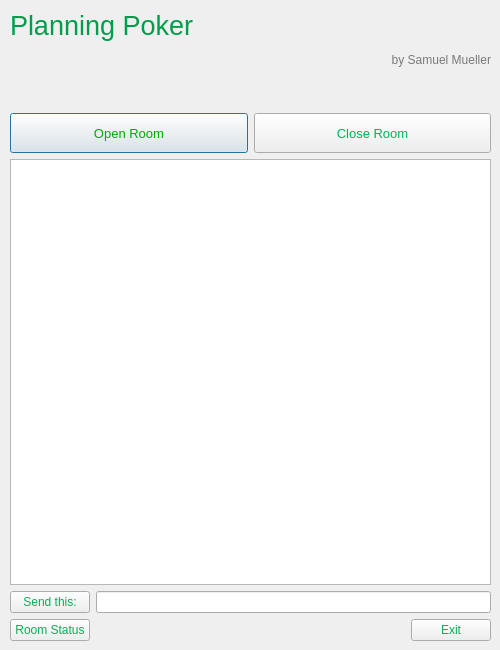
SamuelSMueller/ProjectPoker, file pokerserver.ui: the form before one commit.
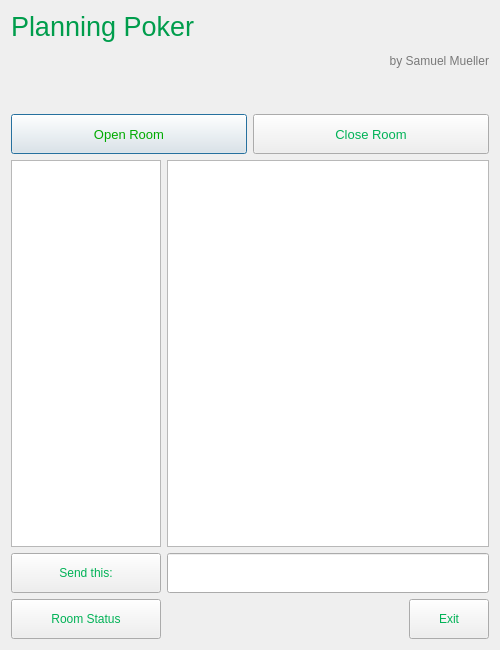
The form after the commit.

Commit message: reworked layout for client and server page, added list for all users to be visible. Working on mySql support to keep track of rooms/users

```diff
--- a/pokerserver.ui
+++ b/pokerserver.ui
@@ -18,30 +18,40 @@
   </property>
   <property name="maximumSize">
    <size>
-    <width>500</width>
-    <height>650</height>
+    <width>16777215</width>
+    <height>16777215</height>
    </size>
   </property>
   <property name="windowTitle">
    <string>Dialog</string>
   </property>
-  <widget class="QWidget" name="layoutWidget">
-   <property name="geometry">
-    <rect>
-     <x>10</x>
-     <y>10</y>
-     <width>481</width>
-     <height>631</height>
-    </rect>
-   </property>
-   <layout class="QGridLayout" name="gridLayout_4">
-    <item row="2" column="0">
      <layout class="QGridLayout" name="gridLayout">
       <item row="0" column="0">
-       <layout class="QGridLayout" name="gridLayout_2">
-        <item row="0" column="0">
-         <layout class="QGridLayout" name="gridLayout_3">
-          <item row="0" column="0">
+    <widget class="QLabel" name="label_2">
+     <property name="text">
+      <string>&lt;html&gt;&lt;head/&gt;&lt;body&gt;&lt;p&gt;&lt;span style=&quot; font-size:20pt; color:#009d4c;&quot;&gt;Planning Poker&lt;/span&gt;&lt;/p&gt;&lt;p align=&quot;right&quot;&gt;&lt;span style=&quot; color:#797979;&quot;&gt;by Samuel Mueller&lt;/span&gt;&lt;/p&gt;&lt;/body&gt;&lt;/html&gt;</string>
+     </property>
+    </widget>
+   </item>
+   <item row="1" column="0">
+    <spacer name="verticalSpacer">
+     <property name="orientation">
+      <enum>Qt::Vertical</enum>
+     </property>
+     <property name="sizeType">
+      <enum>QSizePolicy::Fixed</enum>
+     </property>
+     <property name="sizeHint" stdset="0">
+      <size>
+       <width>478</width>
+       <height>40</height>
+      </size>
+     </property>
+    </spacer>
+   </item>
+   <item row="2" column="0">
+    <layout class="QHBoxLayout" name="horizontalLayout">
+     <item>
            <widget class="QPushButton" name="pushButton_startServer">
             <property name="minimumSize">
              <size>
@@ -155,7 +165,7 @@
             </property>
            </widget>
           </item>
-          <item row="0" column="1">
+     <item>
            <widget class="QPushButton" name="pushButton_stopServer">
             <property name="minimumSize">
              <size>
@@ -266,22 +276,116 @@
           </item>
          </layout>
         </item>
-        <item row="1" column="0">
+   <item row="3" column="0">
+    <layout class="QHBoxLayout" name="horizontalLayout_3">
+     <item>
+      <widget class="QListWidget" name="listWidget">
+       <property name="maximumSize">
+        <size>
+         <width>150</width>
+         <height>16777215</height>
+        </size>
+       </property>
+      </widget>
+     </item>
+     <item>
          <widget class="QTextEdit" name="textEdit_log">
           <property name="maximumSize">
            <size>
             <width>16777215</width>
-            <height>500</height>
+         <height>16777215</height>
            </size>
           </property>
          </widget>
         </item>
        </layout>
       </item>
-      <item row="2" column="0">
+   <item row="4" column="0">
+    <layout class="QFormLayout" name="formLayout_2">
+     <item row="0" column="0">
+      <widget class="QPushButton" name="pushButton_send_2">
+       <property name="minimumSize">
+        <size>
+         <width>150</width>
+         <height>40</height>
+        </size>
+       </property>
+       <property name="maximumSize">
+        <size>
+         <width>16777215</width>
+         <height>40</height>
+        </size>
+       </property>
+       <property name="palette">
+        <palette>
+         <active>
+          <colorrole role="ButtonText">
+           <brush brushstyle="SolidPattern">
+            <color alpha="255">
+             <red>0</red>
+             <green>178</green>
+             <blue>86</blue>
+            </color>
+           </brush>
+          </colorrole>
+         </active>
+         <inactive>
+          <colorrole role="ButtonText">
+           <brush brushstyle="SolidPattern">
+            <color alpha="255">
+             <red>0</red>
+             <green>178</green>
+             <blue>86</blue>
+            </color>
+           </brush>
+          </colorrole>
+         </inactive>
+         <disabled>
+          <colorrole role="ButtonText">
+           <brush brushstyle="SolidPattern">
+            <color alpha="255">
+             <red>120</red>
+             <green>120</green>
+             <blue>120</blue>
+            </color>
+           </brush>
+          </colorrole>
+         </disabled>
+        </palette>
+       </property>
+       <property name="text">
+        <string>Send this:</string>
+       </property>
+      </widget>
+     </item>
+     <item row="0" column="1">
+      <widget class="QLineEdit" name="lineEdit_message_2">
+       <property name="minimumSize">
+        <size>
+         <width>0</width>
+         <height>40</height>
+        </size>
+       </property>
+       <property name="maximumSize">
+        <size>
+         <width>16777215</width>
+         <height>40</height>
+        </size>
+       </property>
+      </widget>
+     </item>
+    </layout>
+   </item>
+   <item row="5" column="0">
        <layout class="QHBoxLayout" name="horizontalLayout_2">
         <item>
          <widget class="QPushButton" name="pushButton_testConn">
+       <property name="minimumSize">
+        <size>
+         <width>150</width>
+         <height>40</height>
+        </size>
+       </property>
           <property name="palette">
            <palette>
             <active>
@@ -339,6 +443,18 @@
         </item>
         <item>
          <widget class="QPushButton" name="pushButton_Exit">
+       <property name="minimumSize">
+        <size>
+         <width>0</width>
+         <height>40</height>
+        </size>
+       </property>
+       <property name="maximumSize">
+        <size>
+         <width>16777215</width>
+         <height>40</height>
+        </size>
+       </property>
           <property name="palette">
            <palette>
             <active>
@@ -383,84 +499,7 @@
         </item>
        </layout>
       </item>
-      <item row="1" column="0">
-       <layout class="QFormLayout" name="formLayout_2">
-        <item row="0" column="0">
-         <widget class="QPushButton" name="pushButton_send_2">
-          <property name="palette">
-           <palette>
-            <active>
-             <colorrole role="ButtonText">
-              <brush brushstyle="SolidPattern">
-               <color alpha="255">
-                <red>0</red>
-                <green>178</green>
-                <blue>86</blue>
-               </color>
-              </brush>
-             </colorrole>
-            </active>
-            <inactive>
-             <colorrole role="ButtonText">
-              <brush brushstyle="SolidPattern">
-               <color alpha="255">
-                <red>0</red>
-                <green>178</green>
-                <blue>86</blue>
-               </color>
-              </brush>
-             </colorrole>
-            </inactive>
-            <disabled>
-             <colorrole role="ButtonText">
-              <brush brushstyle="SolidPattern">
-               <color alpha="255">
-                <red>120</red>
-                <green>120</green>
-                <blue>120</blue>
-               </color>
-              </brush>
-             </colorrole>
-            </disabled>
-           </palette>
-          </property>
-          <property name="text">
-           <string>Send this:</string>
-          </property>
-         </widget>
-        </item>
-        <item row="0" column="1">
-         <widget class="QLineEdit" name="lineEdit_message_2"/>
-        </item>
-       </layout>
-      </item>
-     </layout>
-    </item>
-    <item row="0" column="0">
-     <widget class="QLabel" name="label_2">
-      <property name="text">
-       <string>&lt;html&gt;&lt;head/&gt;&lt;body&gt;&lt;p&gt;&lt;span style=&quot; font-size:20pt; color:#009d4c;&quot;&gt;Planning Poker&lt;/span&gt;&lt;/p&gt;&lt;p align=&quot;right&quot;&gt;&lt;span style=&quot; color:#797979;&quot;&gt;by Samuel Mueller&lt;/span&gt;&lt;/p&gt;&lt;/body&gt;&lt;/html&gt;</string>
-      </property>
-     </widget>
-    </item>
-    <item row="1" column="0">
-     <spacer name="verticalSpacer">
-      <property name="orientation">
-       <enum>Qt::Vertical</enum>
-      </property>
-      <property name="sizeType">
-       <enum>QSizePolicy::Fixed</enum>
-      </property>
-      <property name="sizeHint" stdset="0">
-       <size>
-        <width>20</width>
-        <height>40</height>
-       </size>
-      </property>
-     </spacer>
-    </item>
-   </layout>
-  </widget>
+  </layout>
  </widget>
  <resources/>
  <connections/>
```
Lines whose indentation alone changed are shown as unchanged. The commit also changes 12 other files.
